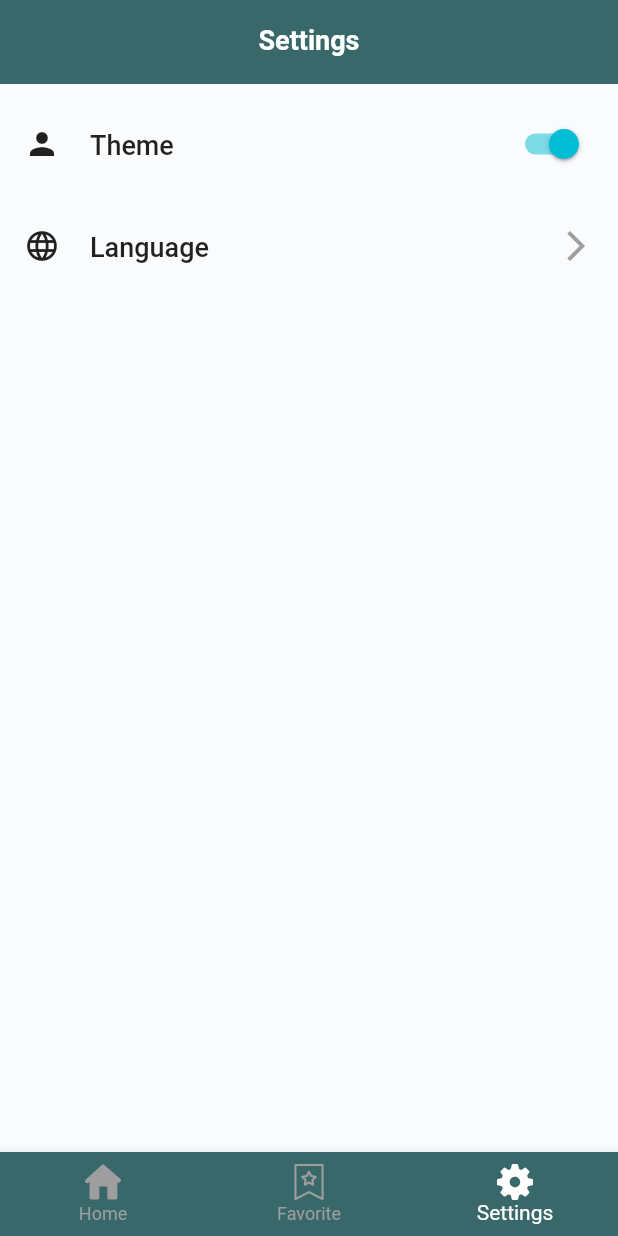
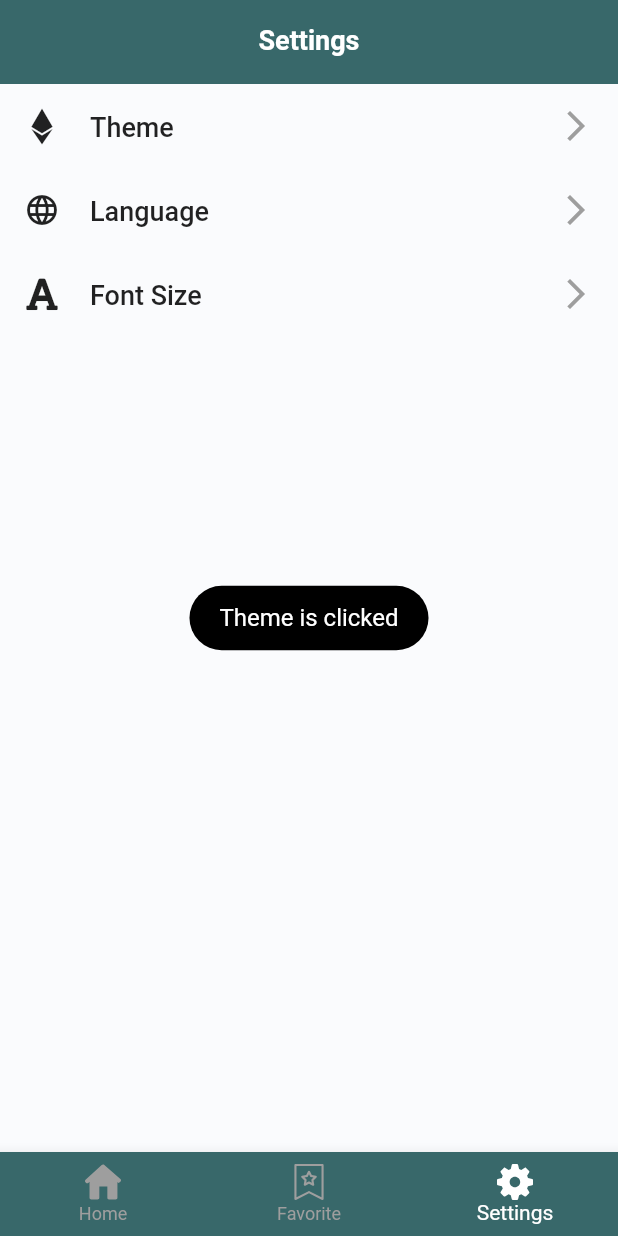
Before and after one commit to hasancse91/flutter_getx_template, a Flutter app: the screen it shows after launch, item 3 of the bottom bar chosen, after a tap on "Theme", on a phone screen of 412 x 824 dp. Run offline on Flutter 3.47's test engine with Material 2 defaults, Android fonts, the light colour scheme and no system bars; our stand-ins replace dio, firebase_analytics, firebase_core, flutter_dotenv, flutter_svg, fluttertoast and 5 more; accounts and stored records are empty; generated files the repository leaves out were written again; network calls fail.

Commit message:
Completed: Settings Page View

```diff
--- a/lib/app/modules/settings/views/settings_view.dart
+++ b/lib/app/modules/settings/views/settings_view.dart
@@ -3,6 +3,8 @@ import 'package:flutter/material.dart';
 import 'package:flutter_getx_template/app/core/values/app_values.dart';
 import 'package:flutter_getx_template/app/core/widget/paging_view.dart';
 import 'package:flutter_getx_template/app/core/widget/ripple.dart';
+import 'package:fluttertoast/fluttertoast.dart';
+import 'package:font_awesome_flutter/font_awesome_flutter.dart';
 
 import '/app/core/base/base_view.dart';
 import '/app/core/values/text_styles.dart';
@@ -11,6 +13,8 @@ import '/app/modules/settings/controllers/settings_controller.dart';
 
 class SettingsView extends BaseView<SettingsController> {
   bool switchValue = true;
+  static const dp16 = 16.0;
+
   @override
   PreferredSizeWidget? appBar(BuildContext context) {
     return CustomAppBar(
@@ -30,15 +34,23 @@ class SettingsView extends BaseView<SettingsController> {
           Padding(
             padding: const EdgeInsets.all(AppValues.padding),
             child: Ripple(
-              onTap: ()=>logger.d('Theme Clicked'),
+              onTap: ()=>Fluttertoast.showToast(
+                  msg: "Theme is clicked",
+                  toastLength: Toast.LENGTH_SHORT,
+                  gravity: ToastGravity.CENTER,
+                  timeInSecForIosWeb: 1,
+                  backgroundColor: Colors.black,
+                  textColor: Colors.white,
+                  fontSize: dp16,
+              ),
               child: Row(
                 mainAxisAlignment: MainAxisAlignment.center,
-                children:  [
-                  const Icon(Icons.person),
-                  const SizedBox(width: 20),
-                  const Text('Theme', style: titleStyle),
-                  const Spacer(),
-                  Switch(value: switchValue, onChanged: (newValue)=>switchValue = newValue),
+                children: const  [
+                  Icon(FontAwesomeIcons.ethereum),
+                  SizedBox(width: 20),
+                  Text('Theme', style: titleStyle),
+                  Spacer(),
+                  Icon(Icons.arrow_forward_ios, color: Colors.grey),
                 ],
               ),
             ),
@@ -46,7 +58,15 @@ class SettingsView extends BaseView<SettingsController> {
           Padding(
             padding: const EdgeInsets.all(AppValues.padding),
             child: Ripple(
-                onTap: ()=>logger.d('Language clicked'),
+                onTap: ()=>Fluttertoast.showToast(
+    msg: "Language is clicked",
+    toastLength: Toast.LENGTH_SHORT,
+    gravity: ToastGravity.CENTER,
+    timeInSecForIosWeb: 1,
+    backgroundColor: Colors.black,
+    textColor: Colors.white,
+    fontSize: dp16,
+    ),
               child: Row(
                 mainAxisAlignment: MainAxisAlignment.center,
                 children: const [
@@ -59,6 +79,30 @@ class SettingsView extends BaseView<SettingsController> {
               ),
             ),
           ),
+          Padding(
+            padding: const EdgeInsets.all(AppValues.padding),
+            child: Ripple(
+              onTap: ()=>Fluttertoast.showToast(
+                  msg: "Font Size is clicked",
+                  toastLength: Toast.LENGTH_SHORT,
+                  gravity: ToastGravity.CENTER,
+                  timeInSecForIosWeb: 1,
+                  backgroundColor: Colors.black,
+                  textColor: Colors.white,
+                  fontSize: dp16,
+              ),
+              child: Row(
+                mainAxisAlignment: MainAxisAlignment.center,
+                children: const [
+                  Icon(FontAwesomeIcons.font),
+                  SizedBox(width: 20),
+                  Text('Font Size', style: titleStyle),
+                  Spacer(),
+                  Icon(Icons.arrow_forward_ios, color: Colors.grey),
+                ],
+              ),
+            ),
+          ),
         ],
       ),
     );
--- a/pubspec.yaml
+++ b/pubspec.yaml
@@ -26,6 +26,8 @@ dependencies:
   firebase_analytics: ^9.0.3
   flutter_dotenv: ^5.0.2
   package_info_plus: ^1.3.0
+  font_awesome_flutter: ^9.2.0
+  fluttertoast: ^8.0.8
 
 dev_dependencies:
   flutter_test:
```
Also changed, not shown: pubspec.lock.
